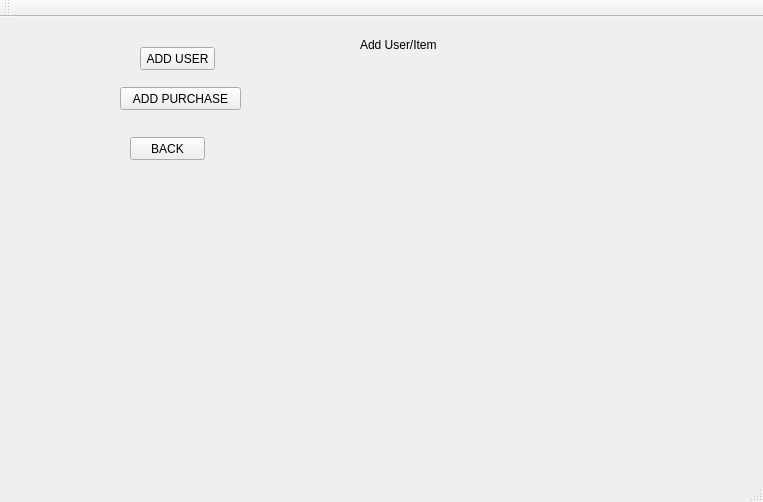
Before: the Qt Designer form Forms/mainwindow.ui in TheSoullessOne/Group-Project-1, drawn with Qt 5.
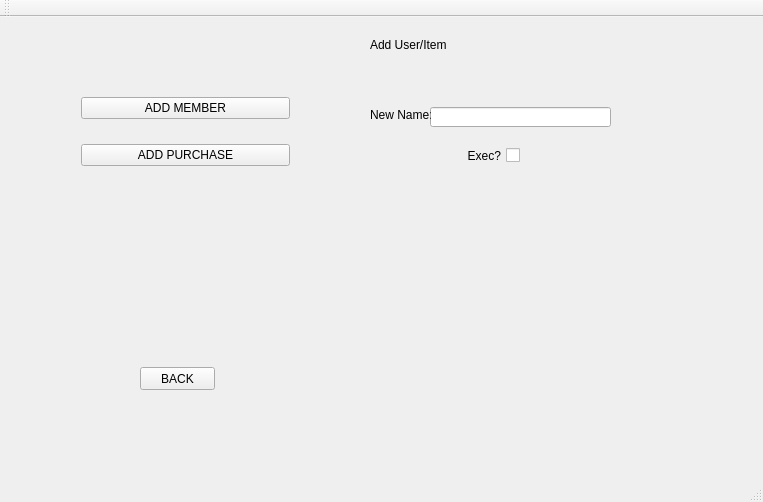
After: the same form once the commit is applied.

```diff
--- a/Forms/mainwindow.ui
+++ b/Forms/mainwindow.ui
@@ -17,7 +17,7 @@
    <widget class="QStackedWidget" name="pages">
     <property name="geometry">
      <rect>
-      <x>40</x>
+      <x>50</x>
       <y>10</y>
       <width>661</width>
       <height>421</height>
@@ -176,37 +176,11 @@
      </widget>
     </widget>
     <widget class="QWidget" name="ADD_MENU">
-     <widget class="QPushButton" name="add_user">
-      <property name="geometry">
-       <rect>
-        <x>100</x>
-        <y>20</y>
-        <width>75</width>
-        <height>23</height>
-       </rect>
-      </property>
-      <property name="text">
-       <string>ADD USER</string>
-      </property>
-     </widget>
-     <widget class="QPushButton" name="add_purchase">
-      <property name="geometry">
-       <rect>
-        <x>80</x>
-        <y>60</y>
-        <width>121</width>
-        <height>23</height>
-       </rect>
-      </property>
-      <property name="text">
-       <string>ADD PURCHASE</string>
-      </property>
-     </widget>
      <widget class="QPushButton" name="backButton_addmen">
       <property name="geometry">
        <rect>
         <x>90</x>
-        <y>110</y>
+        <y>340</y>
         <width>75</width>
         <height>23</height>
        </rect>
@@ -228,6 +202,74 @@
        <string>Add User/Item</string>
       </property>
      </widget>
+     <widget class="QWidget" name="verticalLayoutWidget_3">
+      <property name="geometry">
+       <rect>
+        <x>20</x>
+        <y>40</y>
+        <width>231</width>
+        <height>131</height>
+       </rect>
+      </property>
+      <layout class="QVBoxLayout" name="verticalLayout_3">
+       <item>
+        <widget class="QPushButton" name="add_member_button">
+         <property name="text">
+          <string>ADD MEMBER</string>
+         </property>
+        </widget>
+       </item>
+       <item>
+        <widget class="QPushButton" name="add_purchase">
+         <property name="text">
+          <string>ADD PURCHASE</string>
+         </property>
+        </widget>
+       </item>
+      </layout>
+     </widget>
+     <widget class="QLineEdit" name="lineEdit">
+      <property name="geometry">
+       <rect>
+        <x>380</x>
+        <y>80</y>
+        <width>181</width>
+        <height>20</height>
+       </rect>
+      </property>
+     </widget>
+     <widget class="QLabel" name="label">
+      <property name="geometry">
+       <rect>
+        <x>320</x>
+        <y>80</y>
+        <width>61</width>
+        <height>16</height>
+       </rect>
+      </property>
+      <property name="text">
+       <string>New Name:</string>
+      </property>
+     </widget>
+     <widget class="QCheckBox" name="checkBox">
+      <property name="geometry">
+       <rect>
+        <x>400</x>
+        <y>120</y>
+        <width>70</width>
+        <height>17</height>
+       </rect>
+      </property>
+      <property name="layoutDirection">
+       <enum>Qt::RightToLeft</enum>
+      </property>
+      <property name="text">
+       <string>Exec?</string>
+      </property>
+      <property name="tristate">
+       <bool>false</bool>
+      </property>
+     </widget>
     </widget>
     <widget class="QWidget" name="DELETE">
      <widget class="QPushButton" name="delete_user">
```
Left out of the diff: 80 changed lines with no effect on the pictures.
